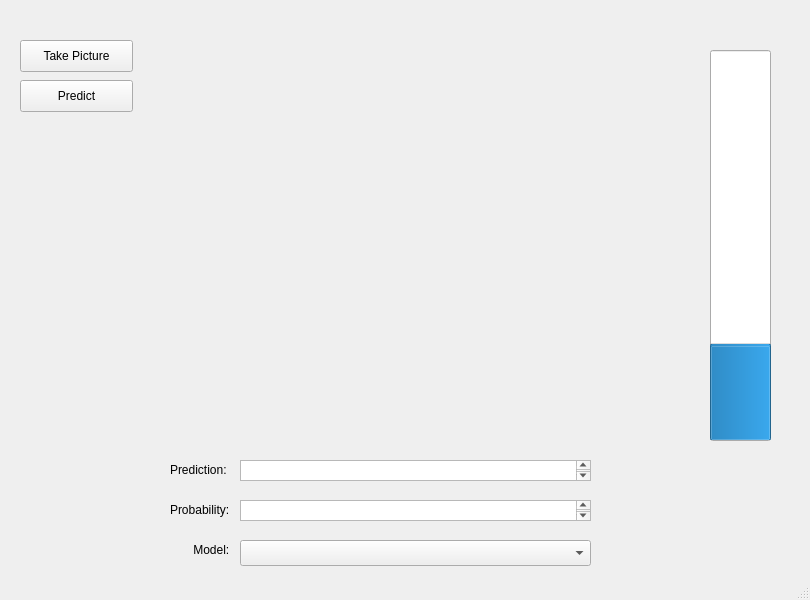
Above: predict.ui from RhetTbull/BrickBrain before the change. Below: the same form after it.
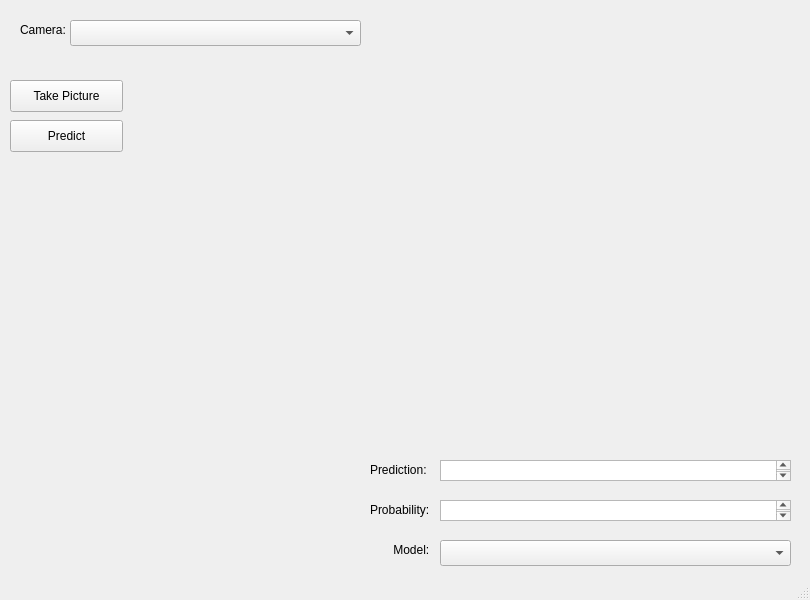
That is the form after the change.

Commit message: Added camera selection

Patch:
```diff
--- a/predict.ui
+++ b/predict.ui
@@ -17,8 +17,8 @@
    <widget class="QPushButton" name="buttonTakePic">
     <property name="geometry">
      <rect>
-      <x>20</x>
-      <y>40</y>
+      <x>10</x>
+      <y>80</y>
       <width>113</width>
       <height>32</height>
      </rect>
@@ -30,7 +30,7 @@
    <widget class="QLabel" name="label">
     <property name="geometry">
      <rect>
-      <x>170</x>
+      <x>370</x>
       <y>460</y>
       <width>71</width>
       <height>20</height>
@@ -43,10 +43,10 @@
    <widget class="QLabel" name="picLabel">
     <property name="geometry">
      <rect>
-      <x>210</x>
-      <y>40</y>
-      <width>481</width>
-      <height>371</height>
+      <x>380</x>
+      <y>10</y>
+      <width>401</width>
+      <height>401</height>
      </rect>
     </property>
     <property name="text">
@@ -56,10 +56,10 @@
    <widget class="QLabel" name="imageLabel">
     <property name="geometry">
      <rect>
-      <x>240</x>
+      <x>380</x>
       <y>430</y>
-      <width>491</width>
-      <height>16</height>
+      <width>411</width>
+      <height>20</height>
      </rect>
     </property>
     <property name="text">
@@ -69,7 +69,7 @@
    <widget class="QLabel" name="label_2">
     <property name="geometry">
      <rect>
-      <x>170</x>
+      <x>370</x>
       <y>500</y>
       <width>71</width>
       <height>20</height>
@@ -82,7 +82,7 @@
    <widget class="QPlainTextEdit" name="textEditPrediction">
     <property name="geometry">
      <rect>
-      <x>240</x>
+      <x>440</x>
       <y>460</y>
       <width>351</width>
       <height>21</height>
@@ -92,7 +92,7 @@
    <widget class="QPlainTextEdit" name="textEditAccuracy">
     <property name="geometry">
      <rect>
-      <x>240</x>
+      <x>440</x>
       <y>500</y>
       <width>351</width>
       <height>21</height>
@@ -102,8 +102,8 @@
    <widget class="QPushButton" name="buttonPredict">
     <property name="geometry">
      <rect>
-      <x>20</x>
-      <y>80</y>
+      <x>10</x>
+      <y>120</y>
       <width>113</width>
       <height>32</height>
      </rect>
@@ -115,7 +115,7 @@
    <widget class="QLabel" name="label_3">
     <property name="geometry">
      <rect>
-      <x>170</x>
+      <x>370</x>
       <y>540</y>
       <width>71</width>
       <height>20</height>
@@ -128,27 +128,34 @@
    <widget class="QComboBox" name="comboBoxModelName">
     <property name="geometry">
      <rect>
-      <x>240</x>
+      <x>440</x>
       <y>540</y>
       <width>351</width>
       <height>26</height>
      </rect>
     </property>
    </widget>
-   <widget class="QProgressBar" name="progressBar">
+   <widget class="QComboBox" name="comboBoxCamera">
     <property name="geometry">
      <rect>
-      <x>710</x>
-      <y>50</y>
-      <width>61</width>
-      <height>391</height>
+      <x>70</x>
+      <y>20</y>
+      <width>291</width>
+      <height>26</height>
      </rect>
     </property>
-    <property name="value">
-     <number>24</number>
+   </widget>
+   <widget class="QLabel" name="labelCamera">
+    <property name="geometry">
+     <rect>
+      <x>20</x>
+      <y>20</y>
+      <width>71</width>
+      <height>20</height>
+     </rect>
     </property>
-    <property name="orientation">
-     <enum>Qt::Vertical</enum>
+    <property name="text">
+     <string>Camera:</string>
     </property>
    </widget>
   </widget>
```
Left out of the diff: 2 changed lines with no effect on the pictures. The commit also changes 1 other file.
